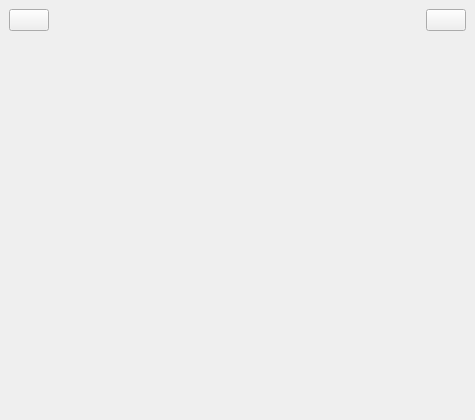
Jvsong/Qttask3, file masterview.ui: the form before one commit.
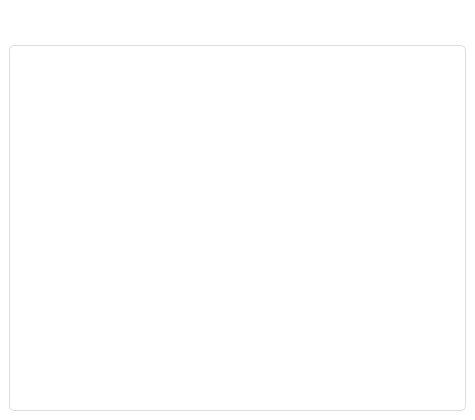
The form after the commit. Icons and pictures are not drawn.

Patch:
```diff
--- a/masterview.ui
+++ b/masterview.ui
@@ -14,7 +14,116 @@
    <string>MainWindow</string>
   </property>
   <property name="styleSheet">
-   <string notr="true"/>
+   <string notr="true">        /* 设置QMainWindow背景色 */
+        QMainWindow {
+            background-color: #F5F5F5;  /* 浅灰色背景 */
+        }
+
+        /* 设置QPushButton按钮样式 */
+        QPushButton {
+            background-color: transparent;  /* 背景透明 */
+            border: none;                   /* 无边框 */
+            font-size: 16px;                /* 字体大小 */
+            color: #007BFF;                 /* 蓝色字体 */
+            padding: 5px 10px;              /* 内边距 */
+            min-width: 50px;                /* 最小宽度 */
+            min-height: 30px;               /* 最小高度 */
+            text-align: center;             /* 文本居中 */
+        }
+
+        /* 设置按钮的悬停效果 */
+        QPushButton:hover {
+            background-color: rgba(0, 123, 255, 0.1);  /* 蓝色透明背景 */
+            color: #0056B3;  /* 悬停时文字变为深蓝 */
+        }
+
+        /* 设置按钮按下时的效果 */
+        QPushButton:pressed {
+            background-color: rgba(0, 123, 255, 0.2);  /* 深蓝透明背景 */
+            color: #003f7f;   /* 按下时文字变为更深的蓝色 */
+        }
+
+        /* 左上角按钮（返回按钮） */
+        QPushButton#btback {
+            font-size: 14px;             /* 字体小一点 */
+            color: #007BFF;              /* 蓝色字体 */
+        }
+
+        /* 右上角按钮（退出按钮） */
+        QPushButton#btlogout {
+            font-size: 14px;             /* 字体小一点 */
+            color: #FF4D4D;              /* 红色字体 */
+        }
+
+        /* 设置QLabel标题样式 */
+        QLabel#title {
+            font-size: 18px;            /* 字体大小 */
+            font-weight: bold;          /* 加粗 */
+            color: #333333;             /* 深灰色字体 */
+            margin-left: 20px;          /* 左边距 */
+            text-align: center;         /* 居中 */
+        }
+
+        /* 设置QStackedWidget背景 */
+        QStackedWidget {
+            background-color: #FFFFFF;  /* 白色背景 */
+            border: 1px solid #DDDDDD;  /* 灰色边框 */
+            border-radius: 5px;         /* 圆角 */
+        }
+
+        /* 设置菜单栏样式 */
+        QMenuBar {
+            background-color: #007BFF;  /* 菜单栏蓝色背景 */
+            color: white;               /* 白色字体 */
+            font-size: 14px;            /* 字体大小 */
+        }
+
+        /* 设置菜单项样式 */
+        QMenuBar::item {
+            background-color: transparent;
+            padding: 5px 15px;
+        }
+
+        QMenuBar::item:selected {
+            background-color: #0056B3;  /* 选中项深蓝色背景 */
+        }
+
+        /* 设置QMenuBar项悬停时的背景颜色 */
+        QMenuBar::item:hover {
+            background-color: #0056B3;  /* 悬停时的背景色 */
+        }
+
+        /* 设置操作的样式 */
+        QAction {
+            font-size: 14px;
+            color: #FFFFFF;
+        }
+
+        /* 设置菜单图标样式 */
+        QAction::icon {
+            width: 16px;
+            height: 16px;
+        }
+
+        /* 设置水平间距 */
+        QSpacerItem {
+            sizeHint: 20px;
+        }
+/* QWidget 控件边框和窗口之间的缝隙 */
+QWidget {
+    background-color: #ffffff;
+    margin: 0; /* 取消窗口和控件之间的边距 */
+    padding: 0; /* 取消内边距 */
+    font-family: &quot;Microsoft YaHei UI&quot;, sans-serif;
+    font-size: 10pt;
+}
+
+/* 窗口布局 */
+QGridLayout {
+    margin: 0; /* 设置为0，消除布局与窗口边缘的空隙 */
+    spacing: 8px; /* 控件之间的间隙 */
+}
+</string>
   </property>
   <widget class="QWidget" name="centralwidget">
    <layout class="QGridLayout" name="gridLayout">
```
Left out of the diff: 2 changed lines with no effect on the pictures.
